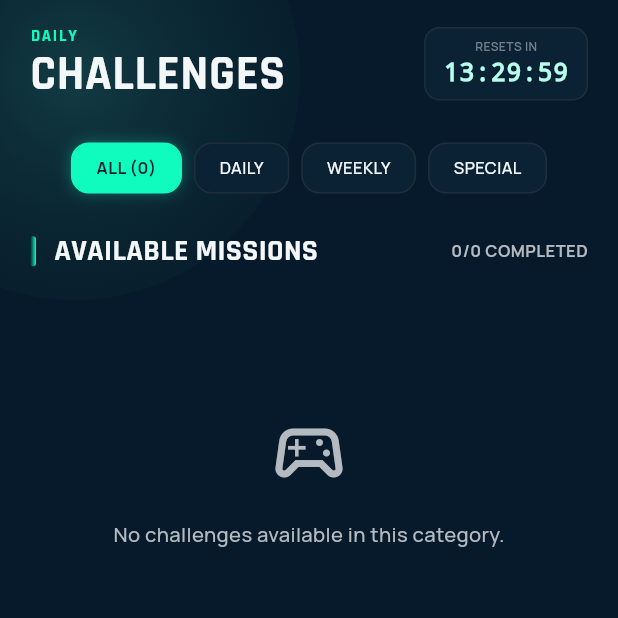
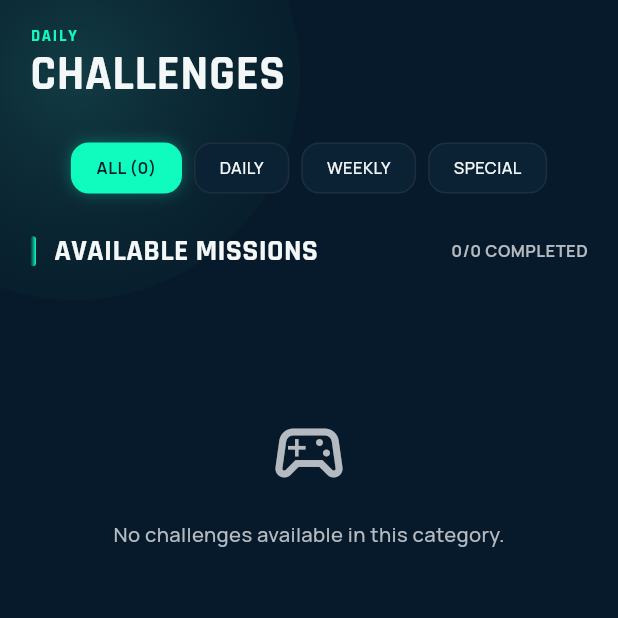
Before and after one commit to Bunny-099/blastx_esports, a Flutter app: the ChallengesScreen screen opened directly, on a phone screen of 412 x 824 dp, the top half of it. Run offline on Flutter 3.47's test engine with Material 3 defaults, Android fonts, the phone set to English and light mode, and no system bars; our stand-ins replace curved_labeled_navigation_bar, device_info_plus, dio, firebase_auth, firebase_core, flutter_animate and 9 more; missing offline and left inert: pushable_button; accounts and stored records are empty; network calls fail.

Commit message:
refactor: simplify challenge header

```diff
--- a/lib/features/challenges/presentation/widgets/challenge_header.dart
+++ b/lib/features/challenges/presentation/widgets/challenge_header.dart
@@ -1,59 +1,16 @@
-import 'dart:async';
 import 'package:flutter/material.dart';
 import '../../../../core/theme/app_colors.dart';
 import '../../../../core/theme/app_text_styles.dart';
 
-class ChallengeHeader extends StatefulWidget {
+class ChallengeHeader extends StatelessWidget {
   const ChallengeHeader({super.key});
-
-  @override
-  State<ChallengeHeader> createState() => _ChallengeHeaderState();
-}
-
-class _ChallengeHeaderState extends State<ChallengeHeader> {
-  late Timer _timer;
-  late Duration _timeLeft;
-
-  @override
-  void initState() {
-    super.initState();
-    _calculateTimeLeft();
-    _timer = Timer.periodic(const Duration(seconds: 1), (timer) {
-      setState(() {
-        _calculateTimeLeft();
-      });
-    });
-  }
-
-  void _calculateTimeLeft() {
-    final now = DateTime.now();
-    final tomorrow = DateTime(now.year, now.month, now.day + 1);
-    _timeLeft = tomorrow.difference(now);
-  }
-
-  @override
-  void dispose() {
-    _timer.cancel();
-    super.dispose();
-  }
-
-  String _formatDuration(Duration duration) {
-    String twoDigits(int n) => n.toString().padLeft(2, "0");
-    String hours = twoDigits(duration.inHours);
-    String minutes = twoDigits(duration.inMinutes.remainder(60));
-    String seconds = twoDigits(duration.inSeconds.remainder(60));
-    return "$hours:$minutes:$seconds";
-  }
 
   @override
   Widget build(BuildContext context) {
     return Container(
       padding: const EdgeInsets.symmetric(horizontal: 20, vertical: 16),
-      child: Row(
-        mainAxisAlignment: MainAxisAlignment.spaceBetween,
-        crossAxisAlignment: CrossAxisAlignment.end,
-        children: [
-          Column(
+      width: double.infinity,
+      child: Column(
         crossAxisAlignment: CrossAxisAlignment.start,
         children: [
           Text(
@@ -66,31 +23,6 @@ class _ChallengeHeaderState extends State<ChallengeHeader> {
           ),
         ],
       ),
-          Container(
-            padding: const EdgeInsets.symmetric(horizontal: 12, vertical: 6),
-            decoration: BoxDecoration(
-              color: AppColors.surfaceNavy,
-              borderRadius: BorderRadius.circular(10),
-              border: Border.all(color: AppColors.borderSubtle),
-            ),
-            child: Column(
-              children: [
-                Text(
-                  'RESETS IN',
-                  style: AppTextStyles.caption.copyWith(fontSize: 8),
-                ),
-                Text(
-                  _formatDuration(_timeLeft),
-                  style: AppTextStyles.headingMd.copyWith(
-                    color: AppColors.glowLight,
-                    fontFamily: 'Courier',
-                  ),
-                ),
-              ],
-            ),
-          ),
-        ],
-      ),
     );
   }
 }
```
Lines whose indentation alone changed are shown as unchanged.
